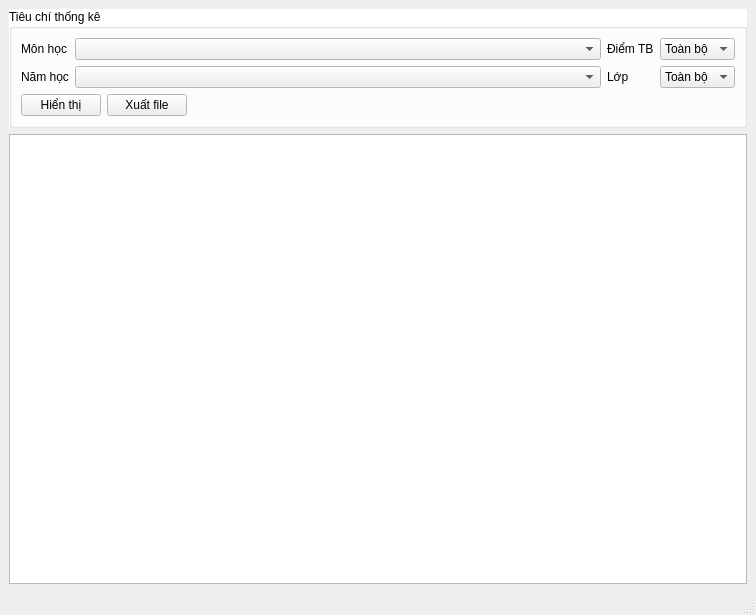
Before: the Qt Designer form HongGrader/thongkehocsinh.ui in vumari/HongGrader, drawn with Qt 5.
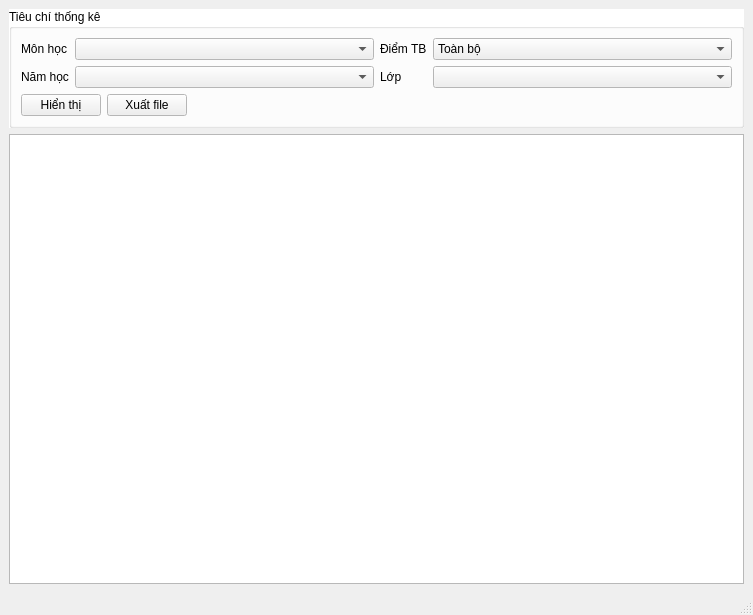
After: the same form once the commit is applied.

Patch:
```diff
--- a/HongGrader/thongkehocsinh.ui
+++ b/HongGrader/thongkehocsinh.ui
@@ -9,7 +9,7 @@
    <rect>
     <x>0</x>
     <y>0</y>
-    <width>756</width>
+    <width>753</width>
     <height>615</height>
    </rect>
   </property>
@@ -147,13 +147,7 @@
           </widget>
          </item>
          <item row="1" column="1">
-          <widget class="QComboBox" name="CBlop">
-           <item>
-            <property name="text">
-             <string>Toàn bộ</string>
-            </property>
-           </item>
-          </widget>
+          <widget class="QComboBox" name="CBlop"/>
          </item>
         </layout>
        </item>
@@ -173,7 +167,7 @@
          </property>
         </spacer>
        </item>
-       <item row="2" column="0">
+       <item row="2" column="0" colspan="2">
         <layout class="QHBoxLayout" name="horizontalLayout_6">
          <item>
           <widget class="QPushButton" name="BThienthi">
```
Left out of the diff: 2 changed lines with no effect on the pictures.
